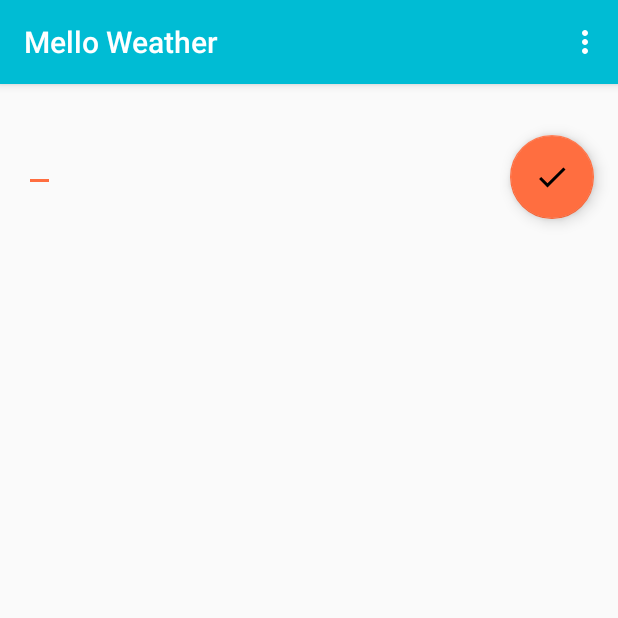
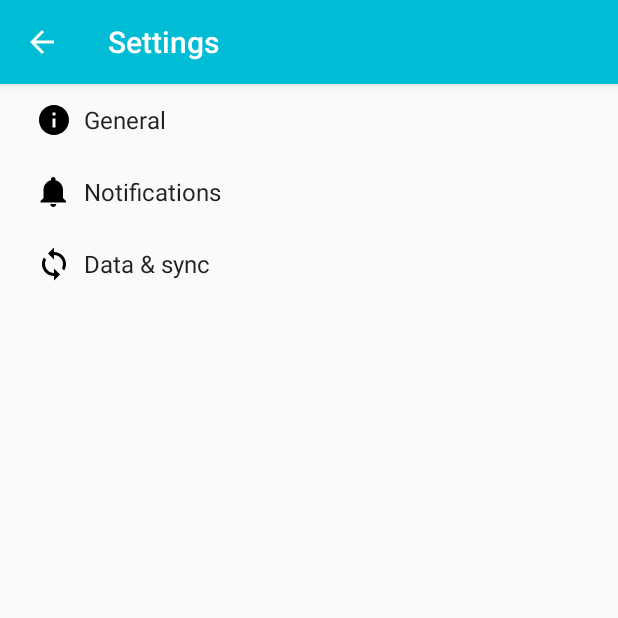
Before and after one commit to abk-chicago/mello-weather, an Android app: the screen it shows after launch (MainActivity before the commit, SettingsActivity after it), in the options menu, after a tap on "Settings", on a phone screen of 412 x 824 dp, the top half of it. Run offline under Robolectric (Android 15) with nearby library versions, the phone set to English and light mode, and no system bars.

Commit message:
added settings

```diff
--- a/app/build.gradle
+++ b/app/build.gradle
@@ -24,4 +24,5 @@ dependencies {
     testCompile 'junit:junit:4.12'
     compile 'com.android.support:appcompat-v7:23.4.0'
     compile 'com.android.support:design:23.4.0'
+    compile 'com.android.support:support-v4:23.4.0'
 }
--- /dev/null
+++ b/app/src/main/java/org/codeforcoffee/melloweather/AppCompatPreferenceActivity.java
@@ -0,0 +1,109 @@
+package org.codeforcoffee.melloweather;
+
+import android.content.res.Configuration;
+import android.os.Bundle;
+import android.preference.PreferenceActivity;
+import android.support.annotation.LayoutRes;
+import android.support.annotation.Nullable;
+import android.support.v7.app.ActionBar;
+import android.support.v7.app.AppCompatDelegate;
+import android.support.v7.widget.Toolbar;
+import android.view.MenuInflater;
+import android.view.View;
+import android.view.ViewGroup;
+
+/**
+ * A {@link android.preference.PreferenceActivity} which implements and proxies the necessary calls
+ * to be used with AppCompat.
+ */
+public abstract class AppCompatPreferenceActivity extends PreferenceActivity {
+
+    private AppCompatDelegate mDelegate;
+
+    @Override
+    protected void onCreate(Bundle savedInstanceState) {
+        getDelegate().installViewFactory();
+        getDelegate().onCreate(savedInstanceState);
+        super.onCreate(savedInstanceState);
+    }
+
+    @Override
+    protected void onPostCreate(Bundle savedInstanceState) {
+        super.onPostCreate(savedInstanceState);
+        getDelegate().onPostCreate(savedInstanceState);
+    }
+
+    public ActionBar getSupportActionBar() {
+        return getDelegate().getSupportActionBar();
+    }
+
+    public void setSupportActionBar(@Nullable Toolbar toolbar) {
+        getDelegate().setSupportActionBar(toolbar);
+    }
+
+    @Override
+    public MenuInflater getMenuInflater() {
+        return getDelegate().getMenuInflater();
+    }
+
+    @Override
+    public void setContentView(@LayoutRes int layoutResID) {
+        getDelegate().setContentView(layoutResID);
+    }
+
+    @Override
+    public void setContentView(View view) {
+        getDelegate().setContentView(view);
+    }
+
+    @Override
+    public void setContentView(View view, ViewGroup.LayoutParams params) {
+        getDelegate().setContentView(view, params);
+    }
+
+    @Override
+    public void addContentView(View view, ViewGroup.LayoutParams params) {
+        getDelegate().addContentView(view, params);
+    }
+
+    @Override
+    protected void onPostResume() {
+        super.onPostResume();
+        getDelegate().onPostResume();
+    }
+
+    @Override
+    protected void onTitleChanged(CharSequence title, int color) {
+        super.onTitleChanged(title, color);
+        getDelegate().setTitle(title);
+    }
+
+    @Override
+    public void onConfigurationChanged(Configuration newConfig) {
+        super.onConfigurationChanged(newConfig);
+        getDelegate().onConfigurationChanged(newConfig);
+    }
+
+    @Override
+    protected void onStop() {
+        super.onStop();
+        getDelegate().onStop();
+    }
+
+    @Override
+    protected void onDestroy() {
+        super.onDestroy();
+        getDelegate().onDestroy();
+    }
+
+    public void invalidateOptionsMenu() {
+        getDelegate().invalidateOptionsMenu();
+    }
+
+    private AppCompatDelegate getDelegate() {
+        if (mDelegate == null) {
+            mDelegate = AppCompatDelegate.create(this, null);
+        }
+        return mDelegate;
+    }
+}
--- a/app/src/main/java/org/codeforcoffee/melloweather/MainActivity.java
+++ b/app/src/main/java/org/codeforcoffee/melloweather/MainActivity.java
@@ -1,6 +1,7 @@
 package org.codeforcoffee.melloweather;
 
 import android.content.Context;
+import android.content.Intent;
 import android.os.AsyncTask;
 import android.os.Bundle;
 import android.support.design.widget.FloatingActionButton;
@@ -33,6 +34,8 @@ public class MainActivity extends AppCompatActivity {
     private List<Weather> mWeatherList = new ArrayList<>();
     private WeatherArrayAdapter mWeatherArrayAdapter;
     private ListView mWeatherListView;
+
+    private Intent mSettingsIntent;
 
     private void dismissKeyboard(View v) {
         InputMethodManager imm = (InputMethodManager) getSystemService(Context.INPUT_METHOD_SERVICE);
@@ -159,6 +162,8 @@ public class MainActivity extends AppCompatActivity {
 
         //noinspection SimplifiableIfStatement
         if (id == R.id.action_settings) {
+            mSettingsIntent = new Intent(MainActivity.this, SettingsActivity.class);
+            startActivity(mSettingsIntent);
             return true;
         }
 
--- /dev/null
+++ b/app/src/main/res/drawable/ic_info_black_24dp.xml
@@ -0,0 +1,9 @@
+<vector xmlns:android="http://schemas.android.com/apk/res/android"
+        android:width="24dp"
+        android:height="24dp"
+        android:viewportHeight="24.0"
+        android:viewportWidth="24.0">
+    <path
+        android:fillColor="#FF000000"
+        android:pathData="M12,2C6.48,2 2,6.48 2,12s4.48,10 10,10 10,-4.48 10,-10S17.52,2 12,2zm1,15h-2v-6h2v6zm0,-8h-2V7h2v2z"/>
+</vector>
--- /dev/null
+++ b/app/src/main/res/drawable/ic_notifications_black_24dp.xml
@@ -0,0 +1,9 @@
+<vector xmlns:android="http://schemas.android.com/apk/res/android"
+        android:width="24dp"
+        android:height="24dp"
+        android:viewportHeight="24.0"
+        android:viewportWidth="24.0">
+    <path
+        android:fillColor="#FF000000"
+        android:pathData="M11.5,22c1.1,0 2,-0.9 2,-2h-4c0,1.1 0.9,2 2,2zm6.5,-6v-5.5c0,-3.07 -2.13,-5.64 -5,-6.32V3.5c0,-0.83 -0.67,-1.5 -1.5,-1.5S10,2.67 10,3.5v0.68c-2.87,0.68 -5,3.25 -5,6.32V16l-2,2v1h17v-1l-2,-2z"/>
+</vector>
--- /dev/null
+++ b/app/src/main/res/drawable/ic_sync_black_24dp.xml
@@ -0,0 +1,9 @@
+<vector xmlns:android="http://schemas.android.com/apk/res/android"
+        android:width="24dp"
+        android:height="24dp"
+        android:viewportHeight="24.0"
+        android:viewportWidth="24.0">
+    <path
+        android:fillColor="#FF000000"
+        android:pathData="M12 4V1L8 5l4 4V6c3.31 0 6 2.69 6 6 0 1.01,-.25 1.97,-.7 2.8l1.46 1.46C19.54 15.03 20 13.57 20 12c0,-4.42,-3.58,-8,-8,-8zm0 14c-3.31 0,-6,-2.69,-6,-6 0,-1.01.25,-1.97.7,-2.8L5.24 7.74C4.46 8.97 4 10.43 4 12c0 4.42 3.58 8 8 8v3l4,-4,-4,-4v3z"/>
+</vector>
--- a/app/src/main/res/values/strings.xml
+++ b/app/src/main/res/values/strings.xml
@@ -13,4 +13,63 @@
     <string name="err_reading">Unable to read weather data</string>
     <string name="err_connection">Unable to connect to OpenWeatherMap.org</string>
     <string name="err_forecast_missing">Unable to find forecast for this location</string>
+    <string name="title_activity_settings">Settings</string>
+
+    <!-- Strings related to Settings -->
+
+    <!-- Example General settings -->
+    <string name="pref_header_general">General</string>
+
+    <string name="pref_title_social_recommendations">Enable social recommendations</string>
+    <string name="pref_description_social_recommendations">Recommendations for people to contact
+        based on your message history
+    </string>
+
+    <string name="pref_title_display_name">Display name</string>
+    <string name="pref_default_display_name">John Smith</string>
+
+    <string name="pref_title_add_friends_to_messages">Add friends to messages</string>
+    <string-array name="pref_example_list_titles">
+        <item>Always</item>
+        <item>When possible</item>
+        <item>Never</item>
+    </string-array>
+    <string-array name="pref_example_list_values">
+        <item>1</item>
+        <item>0</item>
+        <item>-1</item>
+    </string-array>
+
+    <!-- Example settings for Data & Sync -->
+    <string name="pref_header_data_sync">Data &amp; sync</string>
+
+    <string name="pref_title_sync_frequency">Sync frequency</string>
+    <string-array name="pref_sync_frequency_titles">
+        <item>15 minutes</item>
+        <item>30 minutes</item>
+        <item>1 hour</item>
+        <item>3 hours</item>
+        <item>6 hours</item>
+        <item>Never</item>
+    </string-array>
+    <string-array name="pref_sync_frequency_values">
+        <item>15</item>
+        <item>30</item>
+        <item>60</item>
+        <item>180</item>
+        <item>360</item>
+        <item>-1</item>
+    </string-array>
+
+    <string name="pref_title_system_sync_settings">System sync settings</string>
+
+    <!-- Example settings for Notifications -->
+    <string name="pref_header_notifications">Notifications</string>
+
+    <string name="pref_title_new_message_notifications">New message notifications</string>
+
+    <string name="pref_title_ringtone">Ringtone</string>
+    <string name="pref_ringtone_silent">Silent</string>
+
+    <string name="pref_title_vibrate">Vibrate</string>
 </resources>
--- /dev/null
+++ b/app/src/main/res/xml/pref_data_sync.xml
@@ -0,0 +1,21 @@
+<PreferenceScreen xmlns:android="http://schemas.android.com/apk/res/android">
+
+    <!-- NOTE: Hide buttons to simplify the UI. Users can touch outside the dialog to
+         dismiss it. -->
+    <!-- NOTE: ListPreference's summary should be set to its value by the activity code. -->
+    <ListPreference
+        android:defaultValue="180"
+        android:entries="@array/pref_sync_frequency_titles"
+        android:entryValues="@array/pref_sync_frequency_values"
+        android:key="sync_frequency"
+        android:negativeButtonText="@null"
+        android:positiveButtonText="@null"
+        android:title="@string/pref_title_sync_frequency"/>
+
+    <!-- This preference simply launches an intent when selected. Use this UI sparingly, per
+         design guidelines. -->
+    <Preference android:title="@string/pref_title_system_sync_settings">
+        <intent android:action="android.settings.SYNC_SETTINGS"/>
+    </Preference>
+
+</PreferenceScreen>
--- /dev/null
+++ b/app/src/main/res/xml/pref_general.xml
@@ -0,0 +1,33 @@
+<PreferenceScreen xmlns:android="http://schemas.android.com/apk/res/android">
+
+    <SwitchPreference
+        android:defaultValue="true"
+        android:key="example_switch"
+        android:summary="@string/pref_description_social_recommendations"
+        android:title="@string/pref_title_social_recommendations"/>
+
+    <!-- NOTE: EditTextPreference accepts EditText attributes. -->
+    <!-- NOTE: EditTextPreference's summary should be set to its value by the activity code. -->
+    <EditTextPreference
+        android:capitalize="words"
+        android:defaultValue="@string/pref_default_display_name"
+        android:inputType="textCapWords"
+        android:key="example_text"
+        android:maxLines="1"
+        android:selectAllOnFocus="true"
+        android:singleLine="true"
+        android:title="@string/pref_title_display_name"/>
+
+    <!-- NOTE: Hide buttons to simplify the UI. Users can touch outside the dialog to
+         dismiss it. -->
+    <!-- NOTE: ListPreference's summary should be set to its value by the activity code. -->
+    <ListPreference
+        android:defaultValue="-1"
+        android:entries="@array/pref_example_list_titles"
+        android:entryValues="@array/pref_example_list_values"
+        android:key="example_list"
+        android:negativeButtonText="@null"
+        android:positiveButtonText="@null"
+        android:title="@string/pref_title_add_friends_to_messages"/>
+
+</PreferenceScreen>
--- /dev/null
+++ b/app/src/main/res/xml/pref_headers.xml
@@ -0,0 +1,20 @@
+<preference-headers xmlns:android="http://schemas.android.com/apk/res/android">
+
+    <!-- These settings headers are only used on tablets. -->
+
+    <header
+        android:fragment="org.codeforcoffee.melloweather.SettingsActivity$GeneralPreferenceFragment"
+        android:icon="@drawable/ic_info_black_24dp"
+        android:title="@string/pref_header_general"/>
+
+    <header
+        android:fragment="org.codeforcoffee.melloweather.SettingsActivity$NotificationPreferenceFragment"
+        android:icon="@drawable/ic_notifications_black_24dp"
+        android:title="@string/pref_header_notifications"/>
+
+    <header
+        android:fragment="org.codeforcoffee.melloweather.SettingsActivity$DataSyncPreferenceFragment"
+        android:icon="@drawable/ic_sync_black_24dp"
+        android:title="@string/pref_header_data_sync"/>
+
+</preference-headers>
--- /dev/null
+++ b/app/src/main/res/xml/pref_notification.xml
@@ -0,0 +1,27 @@
+<PreferenceScreen xmlns:android="http://schemas.android.com/apk/res/android">
+
+    <!-- A 'parent' preference, which enables/disables child preferences (below)
+         when checked/unchecked. -->
+    <SwitchPreference
+        android:defaultValue="true"
+        android:key="notifications_new_message"
+        android:title="@string/pref_title_new_message_notifications"/>
+
+    <!-- Allows the user to choose a ringtone in the 'notification' category. -->
+    <!-- NOTE: This preference will be enabled only when the checkbox above is checked. -->
+    <!-- NOTE: RingtonePreference's summary should be set to its value by the activity code. -->
+    <RingtonePreference
+        android:defaultValue="content://settings/system/notification_sound"
+        android:dependency="notifications_new_message"
+        android:key="notifications_new_message_ringtone"
+        android:ringtoneType="notification"
+        android:title="@string/pref_title_ringtone"/>
+
+    <!-- NOTE: This preference will be enabled only when the checkbox above is checked. -->
+    <SwitchPreference
+        android:defaultValue="true"
+        android:dependency="notifications_new_message"
+        android:key="notifications_new_message_vibrate"
+        android:title="@string/pref_title_vibrate"/>
+
+</PreferenceScreen>
```
Also changed, not shown: app/src/main/AndroidManifest.xml (+8 -1 lines), app/src/main/java/org/codeforcoffee/melloweather/SettingsActivity.java (added, +266 -0 lines).
